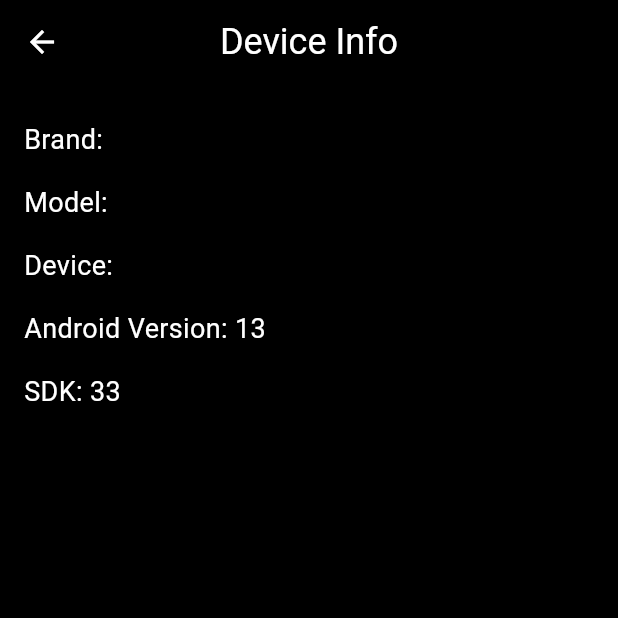
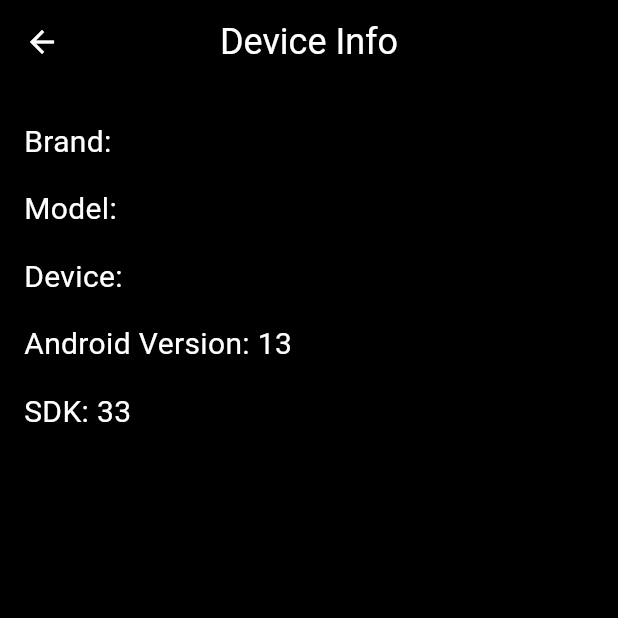
Before and after one commit to Pingu7731/idkbro, a Flutter app: the DeviceInfo screen opened directly, on a phone screen of 412 x 824 dp, the top half of it. Run offline on Flutter 3.47's test engine with Material 3 defaults, Android fonts, the light colour scheme and no system bars; our stand-ins replace device_info_plus, image_picker.

Commit message:
Update deviceinfo.dart

```diff
--- a/idkbro/lib/widget/deviceinfo.dart
+++ b/idkbro/lib/widget/deviceinfo.dart
@@ -50,7 +50,8 @@
           final info = snapshot.data!;
           return Padding(
             padding: const EdgeInsets.all(16.0),
-            child: ListView(
+            child: Column(
+              crossAxisAlignment: CrossAxisAlignment.start,
               children: [
                 buildInfoRow("Brand", info.brand),
                 buildInfoRow("Model", info.model),
@@ -74,7 +75,7 @@
       padding: const EdgeInsets.symmetric(vertical: 8),
       child: Text(
         "$label: $value",
-        style: const TextStyle(fontSize: 18, color: Colors.white),
+        style: const TextStyle(fontSize: 20, color: Colors.white),
       ),
     );
   }
```
